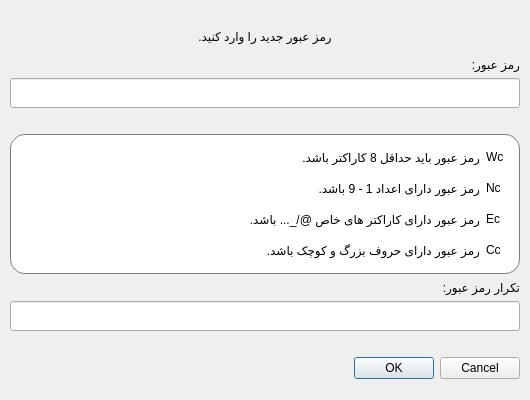
The window that App/ui/changePassword.ui (MohammadSangSefidi/QuizMaster) describes before a commit, drawn with Qt 5.
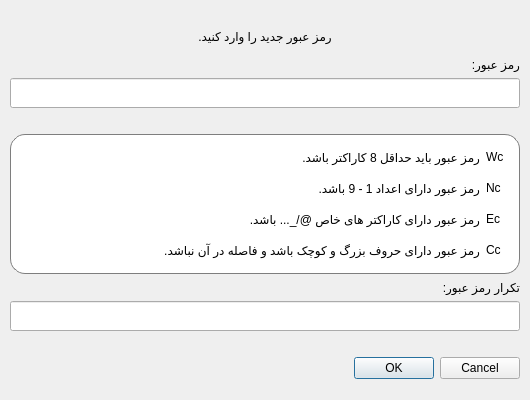
The same window after the commit.

Patch:
```diff
--- a/App/ui/changePassword.ui
+++ b/App/ui/changePassword.ui
@@ -104,7 +104,7 @@
         <item>
          <widget class="QLabel" name="capText">
           <property name="text">
-           <string>رمز عبور دارای حروف بزرگ و کوچک باشد.</string>
+           <string>رمز عبور دارای حروف بزرگ و کوچک باشد و فاصله در آن نباشد.</string>
           </property>
          </widget>
         </item>
```
